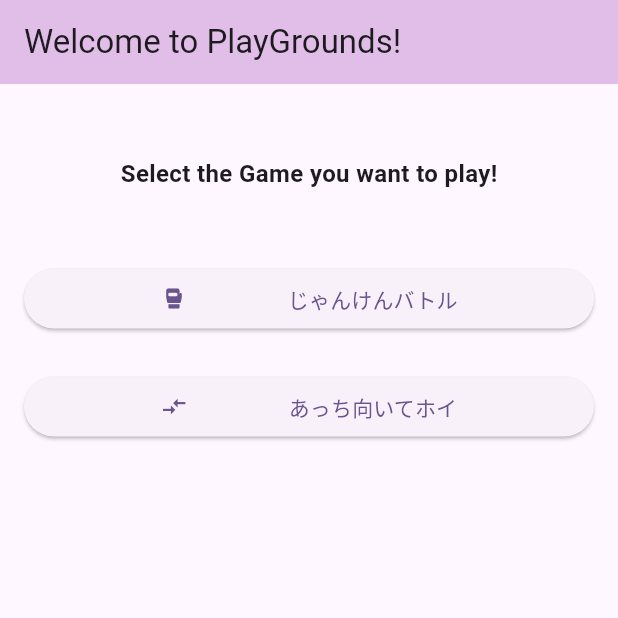
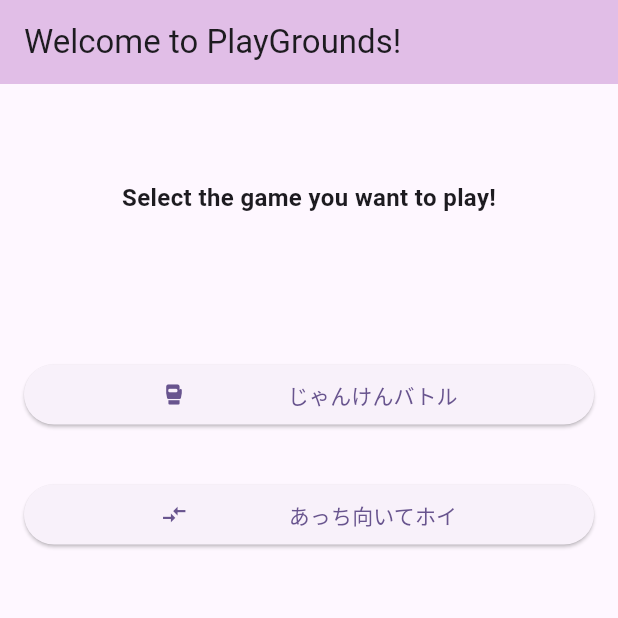
Before and after one commit to Takanaz/try_flutter_2, a Flutter app: the screen it shows after launch, on a phone screen of 412 x 824 dp, the top half of it. Run offline on Flutter 3.47's test engine with Material 3 defaults, Android fonts, the light colour scheme and no system bars; our stand-ins replace go_router.

Commit message:
fix toppage style

```diff
--- a/lib/view/top.dart
+++ b/lib/view/top.dart
@@ -23,10 +23,10 @@ class _TopPageState extends State<TopPage> {
           child: Column(
             mainAxisAlignment: MainAxisAlignment.start,
             children: [
-              SizedBox(height: 32),
-              Text('Select the Game you want to play!',
+              SizedBox(height: 48),
+              Text('Select the game you want to play!',
                   style: TextStyle(fontSize: 16, fontWeight: FontWeight.bold)),
-              SizedBox(height: 48),
+              SizedBox(height: 96),
               ElevatedButton(
                 onPressed: () {
                   context.go('/janken');
@@ -39,7 +39,7 @@ class _TopPageState extends State<TopPage> {
                   ],
                 ),
               ),
-              SizedBox(height: 24),
+              SizedBox(height: 32),
               ElevatedButton(
                 onPressed: () {
                   context.go('/attimuitehoi');
```
